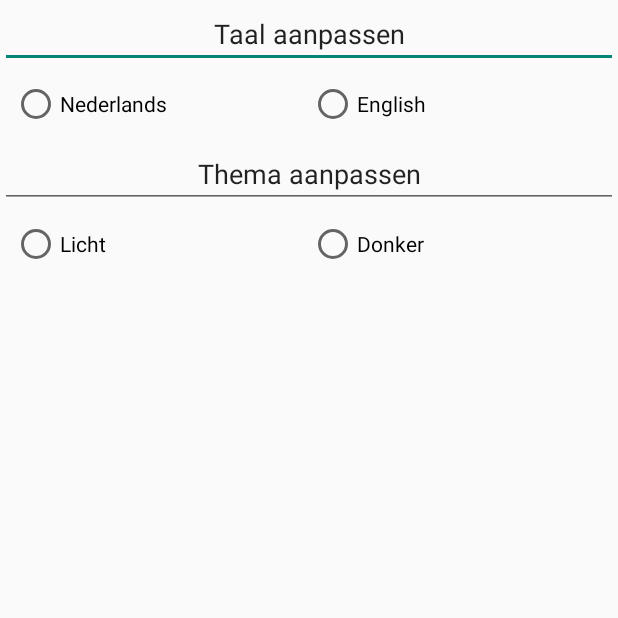
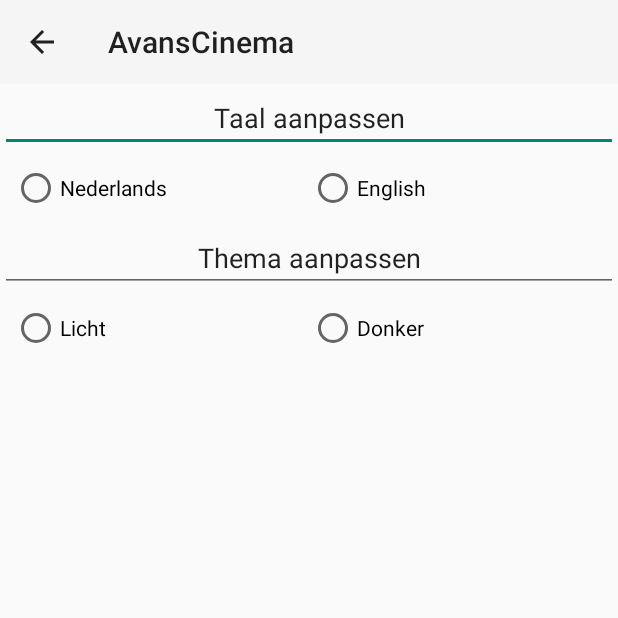
Before and after one commit to tristangoossens/AvansCinema, an Android app: the SettingsPage screen opened directly, with no data from a screen before it, on a phone screen of 412 x 824 dp, the top half of it. Run offline under Robolectric (Android 15) with nearby library versions, the phone set to English and light mode, and no system bars.

Commit message:
Navigatie menu in Settings

```diff
--- a/app/src/main/java/com/example/avanscinema/Activities/MainActivity.java
+++ b/app/src/main/java/com/example/avanscinema/Activities/MainActivity.java
@@ -5,10 +5,6 @@ import android.os.Bundle;
 import android.os.Parcelable;
 import android.util.Log;
 import android.view.MenuItem;
-import android.view.View;
-import android.widget.AdapterView;
-import android.widget.ArrayAdapter;
-import android.widget.Spinner;
 
 import androidx.annotation.NonNull;
 import androidx.appcompat.app.ActionBarDrawerToggle;
--- a/app/src/main/java/com/example/avanscinema/Activities/SettingsPage.java
+++ b/app/src/main/java/com/example/avanscinema/Activities/SettingsPage.java
@@ -1,14 +1,21 @@
 package com.example.avanscinema.Activities;
 
+import androidx.annotation.NonNull;
+import androidx.appcompat.app.ActionBarDrawerToggle;
 import androidx.appcompat.app.AppCompatActivity;
+import androidx.appcompat.widget.Toolbar;
+import androidx.drawerlayout.widget.DrawerLayout;
 
+import android.annotation.SuppressLint;
 import android.content.Intent;
 import android.content.res.Configuration;
 import android.os.Bundle;
+import android.view.MenuItem;
 import android.widget.RadioButton;
 import android.widget.RadioGroup;
 
 import com.example.avanscinema.R;
+import com.google.android.material.navigation.NavigationView;
 
 import java.util.Locale;
 
@@ -16,6 +23,8 @@ public class SettingsPage extends AppCompatActivity implements RadioGroup.OnChec
     private RadioGroup rgLangauge, rgTheme;
     private RadioButton enButton, nlButton, darkButton, lightButton;
     private String mLangauge;
+    private DrawerLayout drawerLayout;
+    private ActionBarDrawerToggle actionBar;
 
 
     protected void onCreate(Bundle savedInstanceState) {
@@ -27,10 +36,59 @@ public class SettingsPage extends AppCompatActivity implements RadioGroup.OnChec
         nlButton = findViewById(R.id.dutchModeRadioBtn);
         darkButton = findViewById(R.id.darkModeRadioBtn);
         lightButton = findViewById(R.id.lightModeRadioBtn);
+        drawerLayout = findViewById(R.id.settings_drawer);
 
         //adding listeners to the radiogroups
         rgLangauge.setOnCheckedChangeListener(this::onCheckedChanged);
         rgTheme.setOnCheckedChangeListener(this::onCheckedChanged);
+
+
+        setupMenu();
+
+    }
+
+    private void setupMenu() {
+        Toolbar toolbar = findViewById(R.id.settings_Toolbar);
+        setSupportActionBar(toolbar);
+
+        actionBar = new ActionBarDrawerToggle(SettingsPage.this, drawerLayout, R.string.Open, R.string.Close);
+        actionBar.setDrawerIndicatorEnabled(true);
+
+        drawerLayout.addDrawerListener(actionBar);
+
+        getSupportActionBar().setDisplayHomeAsUpEnabled(true);
+
+        NavigationView nav_view = findViewById(R.id.nav_view_settings);
+        nav_view.setNavigationItemSelectedListener(new NavigationView.OnNavigationItemSelectedListener() {
+            @SuppressLint("NonConstantResourceId")
+            @Override
+            public boolean onNavigationItemSelected(@NonNull MenuItem item) {
+                int id = item.getItemId();
+                switch(id) {
+                    case R.id.Movie_list:
+                        Intent main = new Intent(SettingsPage.this, MainActivity.class);
+                        startActivity(main);
+                        break;
+                    case R.id.Favourites:
+                        //Show list of Favourite movies
+                        break;
+                    case R.id.settings:
+                        //YOU ARE HERE
+                        break;
+                    case R.id.usermovielist:
+                        Intent userListsIntent = new Intent(SettingsPage.this, UserListActivity.class);
+                        startActivity(userListsIntent);
+                        break;
+                }
+
+                return true;
+            }
+        });
+    }
+
+    @Override
+    public boolean onOptionsItemSelected(@NonNull MenuItem item) {
+        return actionBar.onOptionsItemSelected(item) || super.onOptionsItemSelected(item);
     }
 
     @Override
@@ -66,7 +124,5 @@ public class SettingsPage extends AppCompatActivity implements RadioGroup.OnChec
         Configuration config = new Configuration();
         config.locale = locale;
         SettingsPage.this.getResources().updateConfiguration(config, SettingsPage.this.getResources().getDisplayMetrics());
-        Intent intent = new Intent(SettingsPage.this, MainActivity.class);
-        startActivity(intent);
     }
 }
--- a/app/src/main/res/layout/acitivity_settings.xml
+++ b/app/src/main/res/layout/acitivity_settings.xml
@@ -1,9 +1,24 @@
 <?xml version="1.0" encoding="utf-8"?>
-<LinearLayout xmlns:android="http://schemas.android.com/apk/res/android"
+<androidx.drawerlayout.widget.DrawerLayout xmlns:android="http://schemas.android.com/apk/res/android"
+    android:id="@+id/settings_drawer"
+    android:layout_width="match_parent"
+    android:layout_height="match_parent"
+    xmlns:app="http://schemas.android.com/apk/res-auto"
+    android:orientation="vertical">
+
+
+    <LinearLayout
         android:layout_width="match_parent"
         android:layout_height="match_parent"
         android:orientation="vertical">
 
+        <androidx.appcompat.widget.Toolbar
+            android:id="@+id/settings_Toolbar"
+            android:layout_width="match_parent"
+            android:layout_height="wrap_content"
+            android:background="?attr/colorPrimary"
+            android:minHeight="?attr/actionBarSize"
+            android:theme="?attr/actionBarTheme"/>
 
         <EditText
             android:id="@+id/changeLanguageLabel"
@@ -80,3 +95,16 @@
         </LinearLayout>
 
     </LinearLayout>
+
+    <com.google.android.material.navigation.NavigationView
+        android:id="@+id/nav_view_settings"
+        android:layout_width="wrap_content"
+        android:layout_height="match_parent"
+        android:layout_gravity="start"
+        android:fitsSystemWindows="true"
+        android:orientation="vertical"
+        app:headerLayout="@layout/nav_header"
+        app:layout_constraintStart_toStartOf="parent"
+        app:menu="@menu/navigation_menu" />
+
+</androidx.drawerlayout.widget.DrawerLayout>
--- a/app/src/main/res/menu/navigation_menu.xml
+++ b/app/src/main/res/menu/navigation_menu.xml
@@ -21,13 +21,6 @@
         app:showAsAction="never"
         android:icon="@drawable/to_be_seen"
         />
-    <item
-        android:id="@+id/settings"
-        android:orderInCategory="5"
-        android:title="@string/instellingen"
-        app:showAsAction="never"
-        android:icon="@drawable/settings"
-        />
 
     <item
         android:id="@+id/usermovielist"
@@ -36,4 +29,10 @@
         app:showAsAction="never"
         android:icon="@drawable/ic_list"
         />
+    <item
+        android:id="@+id/settings"
+        android:icon="@drawable/settings"
+        android:orderInCategory="5"
+        android:title="@string/instellingen"
+        app:showAsAction="never" />
 </menu>
```
Lines whose indentation alone changed are shown as unchanged.
